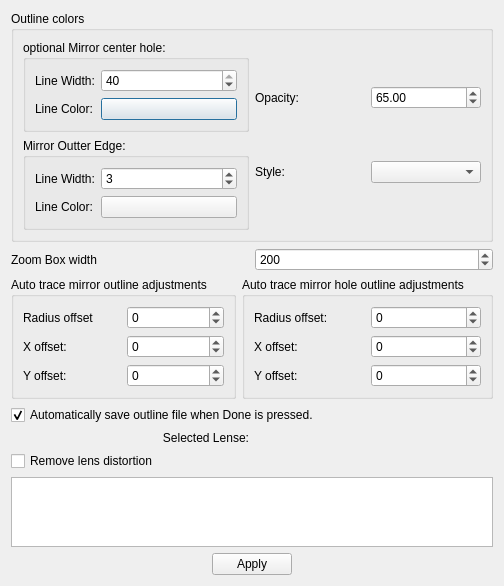
First picture: the form in settingsigram.ui, repository githubdoe/DFTFringe, before the edit.
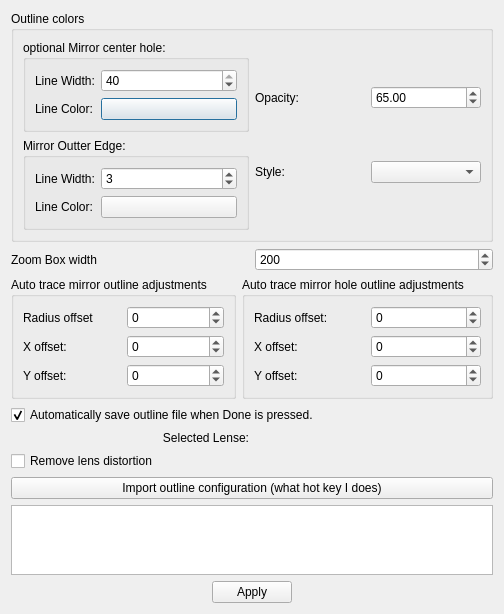
Second picture: the form after the edit.

Commit message: profile and zernike based percentages.  Profile is not the same but is when input wave length is 550.  Added hot keys I and ctrl-o. Limited profile y offset to just one wave from when multiple are selected. Change percent control to a button.

```diff
--- a/settingsigram.ui
+++ b/settingsigram.ui
@@ -358,6 +358,13 @@
      </property>
     </widget>
    </item>
+   <item>
+    <widget class="QPushButton" name="importConfig">
+     <property name="text">
+      <string>Import outline configuration (what hot key I does)</string>
+     </property>
+    </widget>
+   </item>
    <item>
     <widget class="QTableView" name="lenseTableView">
      <property name="tabKeyNavigation">
```
The commit also changes 15 other files.
